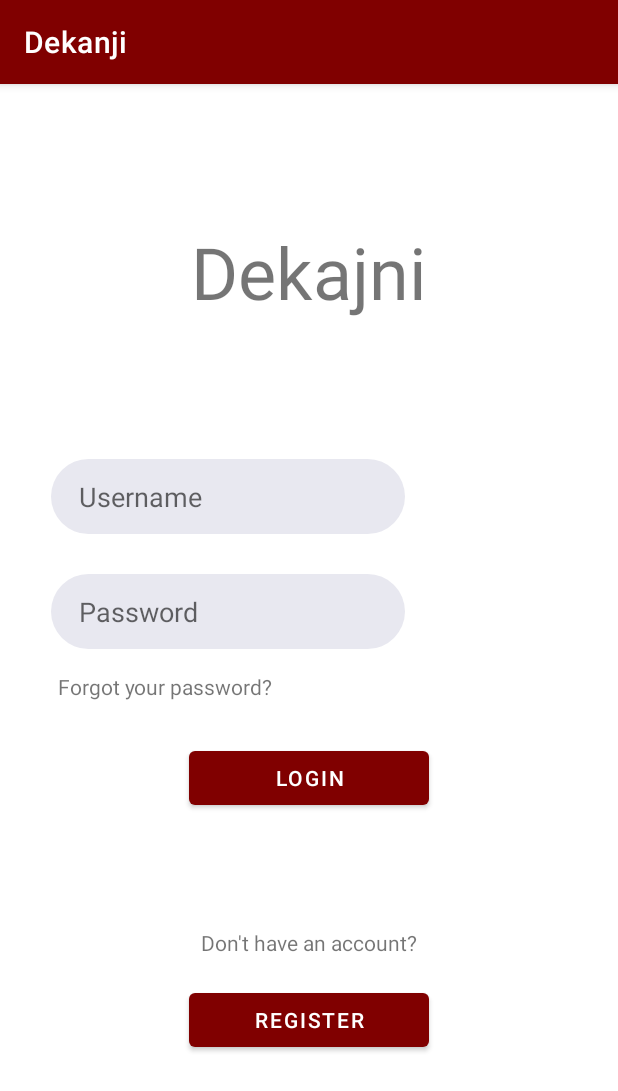
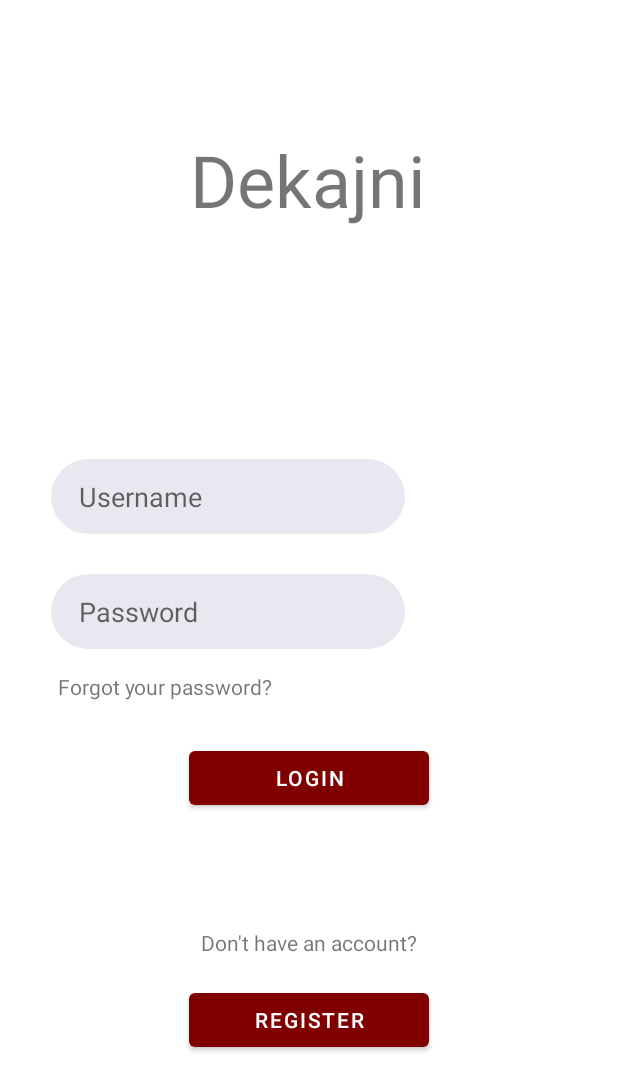
Before and after one commit to Mhmdbaba/CSC599_Dekanji, an Android app: the screen it shows after launch (MainActivity), on a phone screen of 412 x 824 dp. Shown: the top 1091 px of the screen. Run offline under Robolectric (Android 15) with nearby library versions, the phone set to English and light mode, and no system bars.

Commit message:
commit 7

```diff
--- a/app/src/main/java/com/example/dekanji/Register.java
+++ b/app/src/main/java/com/example/dekanji/Register.java
@@ -57,6 +57,10 @@ public class Register extends AppCompatActivity {
                         //direct to store owner page to take extra credentials
                         //Intent intent = new Intent(this,);
                     }
+                    else {
+                        Toast.makeText(this, "Fill required Fields", Toast.LENGTH_SHORT).show();
+                        return;
+                    }
 
                 }
                 else {
--- a/app/src/main/res/layout/activity_main.xml
+++ b/app/src/main/res/layout/activity_main.xml
@@ -97,9 +97,11 @@
         android:layout_height="wrap_content"
         android:text="Dekajni"
         android:textSize="48sp"
-        app:layout_constraintBottom_toTopOf="@+id/input_username"
+        app:layout_constraintBottom_toBottomOf="parent"
         app:layout_constraintEnd_toEndOf="parent"
+        app:layout_constraintHorizontal_bias="0.498"
         app:layout_constraintStart_toStartOf="parent"
-        app:layout_constraintTop_toTopOf="parent" />
+        app:layout_constraintTop_toTopOf="parent"
+        app:layout_constraintVertical_bias="0.115" />
 
 </androidx.constraintlayout.widget.ConstraintLayout>
--- a/app/src/main/res/values/themes.xml
+++ b/app/src/main/res/values/themes.xml
@@ -1,6 +1,6 @@
 <resources xmlns:tools="http://schemas.android.com/tools">
     <!-- Base application theme. -->
-    <style name="Theme.Dekanji" parent="Theme.MaterialComponents.DayNight.DarkActionBar">
+    <style name="Theme.Dekanji" parent="Theme.MaterialComponents.DayNight.NoActionBar">
         <!-- Primary brand color. -->
         <item name="colorPrimary">#800000</item>
         <item name="colorPrimaryVariant">#000000</item>
```
Also changed, not shown: app/src/main/res/drawable/user.png (added).
